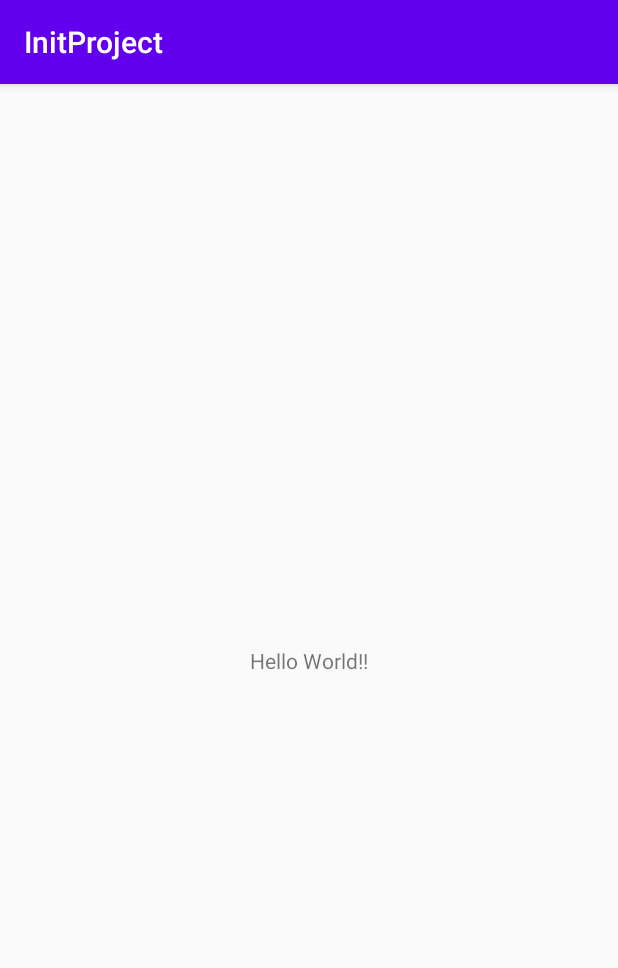
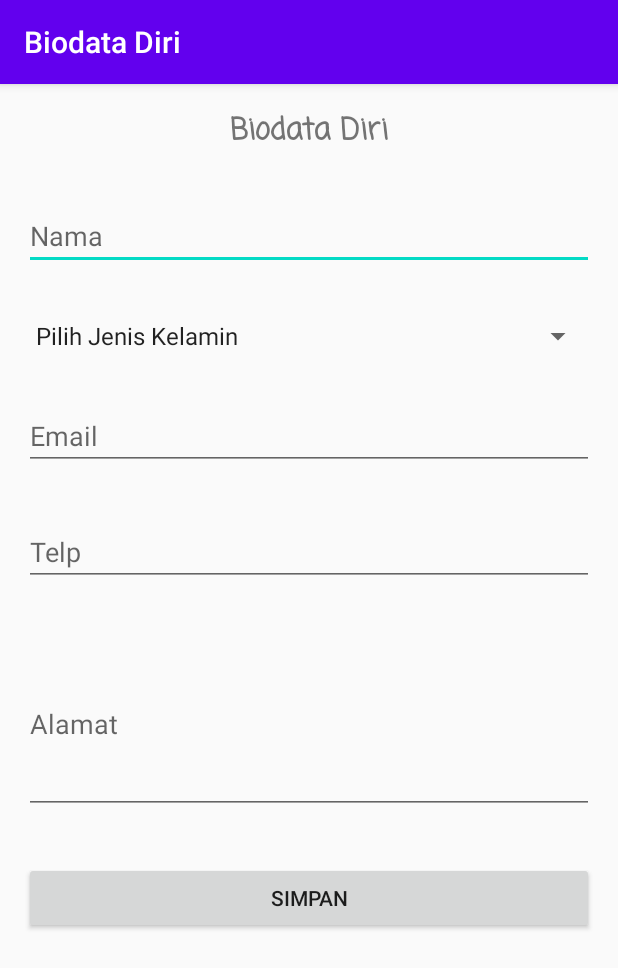
Before and after one commit to tinodewa/smkcoding_project, an Android app: the screen it shows after launch (MainActivity), on a phone screen of 412 x 824 dp. Shown: the top 968 px of the screen. Run offline under Robolectric (Android 15) with nearby library versions, the phone set to English and light mode, and no system bars.

Commit message:
Layouting, intent, data intent

```diff
--- a/app/src/main/AndroidManifest.xml
+++ b/app/src/main/AndroidManifest.xml
@@ -9,6 +9,7 @@
         android:roundIcon="@mipmap/ic_launcher_round"
         android:supportsRtl="true"
         android:theme="@style/AppTheme">
+        <activity android:name=".profilActivity"></activity>
         <activity android:name=".MainActivity">
             <intent-filter>
                 <action android:name="android.intent.action.MAIN" />
--- a/app/src/main/java/com/smkcoding/initproject/MainActivity.kt
+++ b/app/src/main/java/com/smkcoding/initproject/MainActivity.kt
@@ -2,11 +2,79 @@ package com.smkcoding.initproject
 
 import androidx.appcompat.app.AppCompatActivity
 import android.os.Bundle
+import android.content.Intent
+import android.widget.ArrayAdapter
+import android.widget.Toast
+import kotlinx.android.synthetic.main.activity_main.*
 
 class MainActivity : AppCompatActivity() {
+
+    private var namaInput : String = ""
+    private var emailInput : String = ""
+    private var telpInput : String = ""
+    private var alamatInput : String = ""
+    private var genderInput : String = ""
 
     override fun onCreate(savedInstanceState: Bundle?) {
         super.onCreate(savedInstanceState)
         setContentView(R.layout.activity_main)
+
+        btnSave.setOnClickListener { validasiInput() }
+        setDataSpinnerGender()
+    }
+
+//    fungsi untuk pindah ke halaman profil
+    private fun gotoProfilActivity() {
+        val intent = Intent(this, profilActivity::class.java)
+
+        val bundle = Bundle()
+        bundle.putString("nama", namaInput)
+        bundle.putString("gender", genderInput)
+        bundle.putString("email", emailInput)
+        bundle.putString("telp", telpInput)
+        bundle.putString("alamat", alamatInput)
+
+        intent.putExtras(bundle)
+
+        startActivity(intent)
+    }
+
+//    fungsi untuk melakukan validasi inputan
+    private fun validasiInput() {
+        namaInput = editName.text.toString()
+        emailInput = editEMail.text.toString()
+        telpInput = editTelp.text.toString()
+        alamatInput = editAddress.text.toString()
+        genderInput = spinnerGender.selectedItem.toString()
+
+        when {
+//            check di tiap inputan apakah kosong atau tidak, jika kosong maka tampil error
+            namaInput.isEmpty() -> editName.error = "Nama tidak boleh kosong"
+            genderInput.equals("Pilih Jenis Kelamin", ignoreCase = true) ->
+                tampilToast("Jenis kelamin harus dipilih")
+            emailInput.isEmpty() -> editEMail.error = "Email tidak boleh kosong"
+            telpInput.isEmpty() -> editTelp.error = "Telpon tidak boleh kosong"
+            alamatInput.isEmpty() -> editAddress.error = "Alamat tidak boleh kosong"
+
+            else -> {
+//                jika semua inputan diisi, jalankan intent
+                tampilToast("Data berhasil disimpan")
+                gotoProfilActivity()
+            }
+        }
+    }
+
+//    fungsi menampilkan toast
+    private fun tampilToast(message: String) {
+        Toast.makeText(this, message, Toast.LENGTH_SHORT).show()
+    }
+
+//    fungsi spinner gender
+    private fun setDataSpinnerGender() {
+        val adapter = ArrayAdapter.createFromResource(this,
+            R.array.jenis_kelamin, android.R.layout.simple_spinner_item)
+
+        adapter.setDropDownViewResource(android.R.layout.simple_spinner_dropdown_item)
+        spinnerGender.adapter = adapter
     }
 }
--- a/app/src/main/res/layout/activity_main.xml
+++ b/app/src/main/res/layout/activity_main.xml
@@ -1,18 +1,69 @@
 <?xml version="1.0" encoding="utf-8"?>
-<androidx.constraintlayout.widget.ConstraintLayout xmlns:android="http://schemas.android.com/apk/res/android"
+<ScrollView xmlns:android="http://schemas.android.com/apk/res/android"
     xmlns:app="http://schemas.android.com/apk/res-auto"
     xmlns:tools="http://schemas.android.com/tools"
     android:layout_width="match_parent"
-    android:layout_height="match_parent"
-    tools:context=".MainActivity">
+    android:layout_height="match_parent">
 
-    <TextView
+    <LinearLayout
+        android:layout_width="match_parent"
+        android:layout_height="match_parent"
+        android:orientation="vertical"
+        tools:context=".MainActivity">
+
+        <TextView
         android:layout_width="wrap_content"
         android:layout_height="wrap_content"
-        android:text="Hello World!!"
-        app:layout_constraintBottom_toBottomOf="parent"
-        app:layout_constraintLeft_toLeftOf="parent"
-        app:layout_constraintRight_toRightOf="parent"
-        app:layout_constraintTop_toTopOf="parent" />
+        android:text="Biodata Diri"
+        android:layout_gravity="center_horizontal"
+        android:layout_margin="16dp"
+        android:fontFamily="casual"
+        android:textSize="20sp"
+        android:textStyle="bold"/>
 
-</androidx.constraintlayout.widget.ConstraintLayout>
+        <EditText
+            android:id="@+id/editName"
+            android:layout_width="match_parent"
+            android:layout_height="wrap_content"
+            android:hint="Nama"
+            android:layout_margin="16dp"/>
+
+        <Spinner
+            android:id="@+id/spinnerGender"
+            android:layout_width="match_parent"
+            android:layout_height="wrap_content"
+            android:layout_margin="16dp"
+            android:entries="@array/jenis_kelamin"/>
+
+        <EditText
+            android:id="@+id/editEMail"
+            android:layout_width="match_parent"
+            android:layout_height="wrap_content"
+            android:hint="Email"
+            android:layout_margin="16dp"/>
+
+        <EditText
+            android:id="@+id/editTelp"
+            android:layout_width="match_parent"
+            android:layout_height="wrap_content"
+            android:hint="Telp"
+            android:layout_margin="16dp"
+            android:inputType="number"/>
+
+        <EditText
+            android:id="@+id/editAddress"
+            android:layout_width="match_parent"
+            android:layout_height="120dp"
+            android:hint="Alamat"
+            android:layout_margin="16dp"
+            android:inputType="textMultiLine"/>
+
+        <Button
+            android:id="@+id/btnSave"
+            android:layout_width="match_parent"
+            android:layout_height="wrap_content"
+            android:text="SIMPAN"
+            android:layout_margin="16dp"/>
+
+    </LinearLayout>
+</ScrollView>
--- a/app/src/main/res/values/strings.xml
+++ b/app/src/main/res/values/strings.xml
@@ -1,3 +1,9 @@
 <resources>
-    <string name="app_name">InitProject</string>
+    <string name="app_name">Biodata Diri</string>
+
+    <string-array name="jenis_kelamin">
+        <item>Pilih Jenis Kelamin</item>
+        <item>Laki-Laki</item>
+        <item>Perempuan</item>
+    </string-array>
 </resources>
```
Also changed, not shown: app/src/main/java/com/smkcoding/initproject/profilActivity.kt (added, +32 -0 lines), app/src/main/res/drawable-anydpi/ic_person.xml (added, +11 -0 lines), app/src/main/res/layout/activity_profil.xml (added, +170 -0 lines), app/src/main/res/drawable-hdpi/ic_person.png (added), app/src/main/res/drawable-mdpi/ic_person.png (added), app/src/main/res/drawable-xhdpi/ic_person.png (added), app/src/main/res/drawable-xxhdpi/ic_person.png (added).
